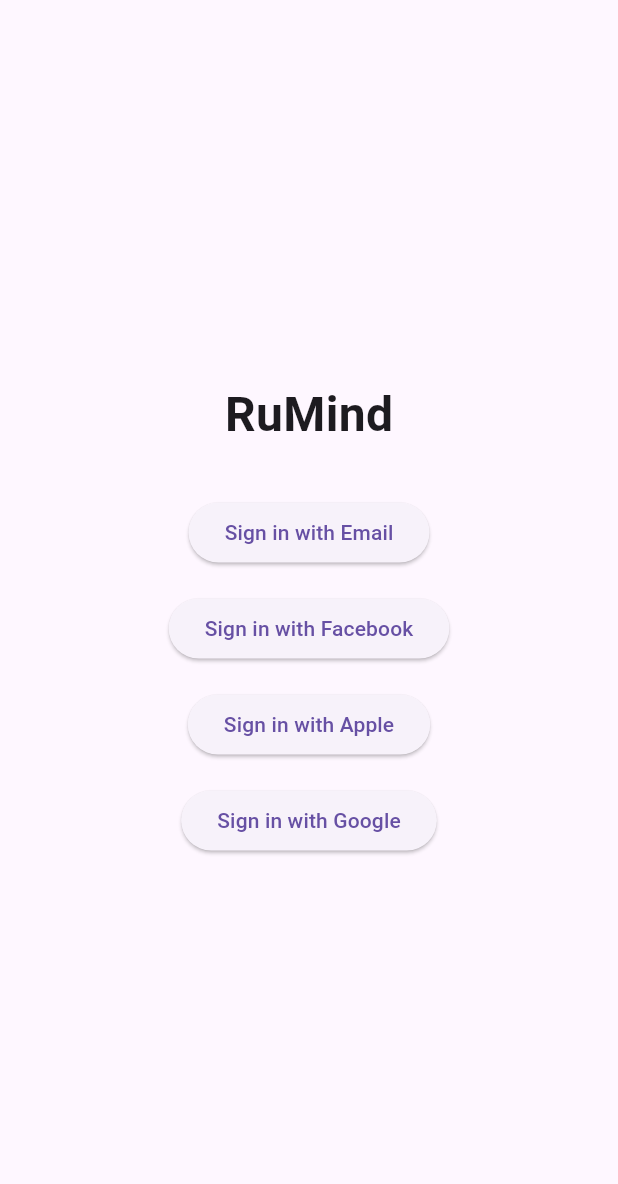
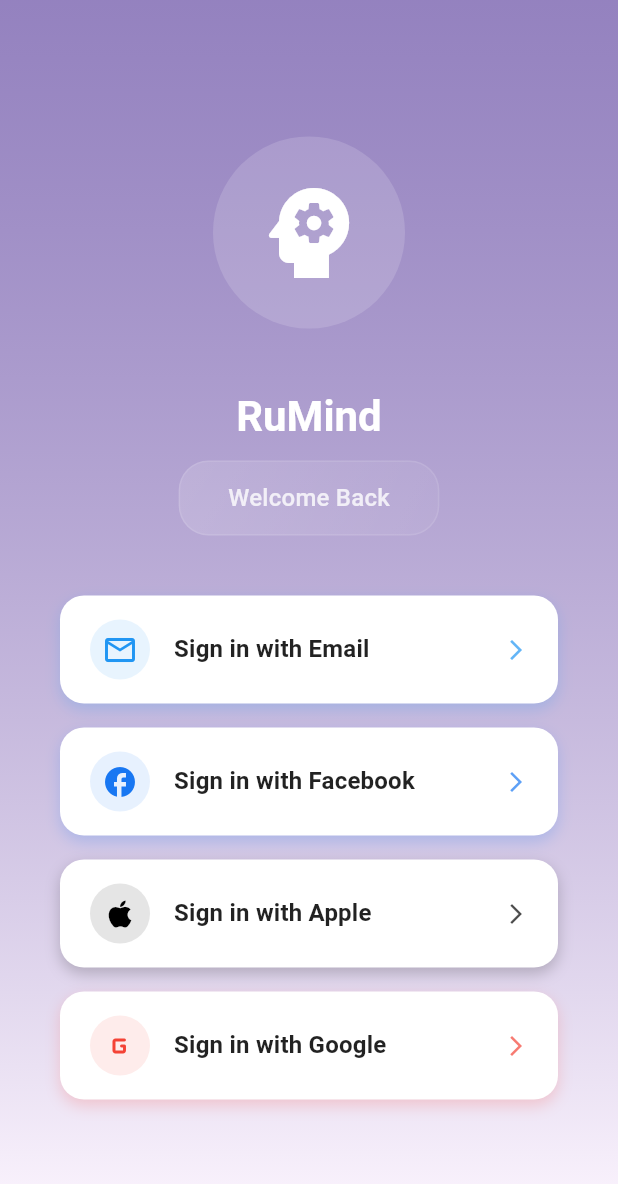
Before and after one commit to alokrpt/rumind, a Flutter app: the screen it shows after launch, on a phone screen of 412 x 824 dp. Shown: the top 1184 px of the screen. Run offline on Flutter 3.47's test engine with Material 3 defaults, Android fonts, the phone set to English and light mode, and no system bars; our stand-ins replace cloud_firestore, firebase_auth, firebase_core, fl_chart, google_generative_ai, google_sign_in and 3 more; missing offline and left inert: flutter_facebook_auth, flutter_sms_inbox; accounts and stored records are empty.

Commit message:
Enhance login screen with gradient background and multiple sign-in options

```diff
--- a/lib/screens/login_screen.dart
+++ b/lib/screens/login_screen.dart
@@ -9,21 +9,37 @@ class LoginScreen extends StatelessWidget {
   @override
   Widget build(BuildContext context) {
     final authService = context.read<AuthService>();
+    final theme = Theme.of(context);
 
     return Scaffold(
-      body: Center(
+      body: Container(
+        decoration: BoxDecoration(
+          gradient: LinearGradient(
+            begin: Alignment.topCenter,
+            end: Alignment.bottomCenter,
+            colors: [
+              theme.primaryColor.withOpacity(0.7),
+              theme.colorScheme.surface,
+            ],
+          ),
+        ),
+        child: SafeArea(
+          child: Center(
+            child: SingleChildScrollView(
+              child: Padding(
+                padding: const EdgeInsets.all(24.0),
                 child: Column(
                   mainAxisAlignment: MainAxisAlignment.center,
                   children: [
-            Text(
-              AppConstants.appName,
-              style: const TextStyle(
-                fontSize: 32,
-                fontWeight: FontWeight.bold,
-              ),
-            ),
-            const SizedBox(height: 32),
-            ElevatedButton(
+                    _buildAppLogo(context),
+                    const SizedBox(height: 40),
+                    _buildWelcomeText(context),
+                    const SizedBox(height: 40),
+                    _buildLoginButton(
+                      context,
+                      icon: Icons.email_outlined,
+                      text: 'Sign in with Email',
+                      color: Colors.blue,
                       onPressed: () async {
                         try {
                           await authService.signInWithEmailAndPassword('test@example.com', 'password123');
@@ -33,10 +49,13 @@ class LoginScreen extends StatelessWidget {
                           );
                         }
                       },
-              child: const Text('Sign in with Email'),
                     ),
                     const SizedBox(height: 16),
-            ElevatedButton(
+                    _buildLoginButton(
+                      context,
+                      icon: Icons.facebook,
+                      text: 'Sign in with Facebook',
+                      color: Color(0xFF1877F2),
                       onPressed: () async {
                         try {
                           await authService.signInWithFacebook();
@@ -46,10 +65,13 @@ class LoginScreen extends StatelessWidget {
                           );
                         }
                       },
-              child: const Text('Sign in with Facebook'),
                     ),
                     const SizedBox(height: 16),
-            ElevatedButton(
+                    _buildLoginButton(
+                      context,
+                      icon: Icons.apple,
+                      text: 'Sign in with Apple',
+                      color: Colors.black,
                       onPressed: () async {
                         try {
                           await authService.signInWithApple();
@@ -59,10 +81,13 @@ class LoginScreen extends StatelessWidget {
                           );
                         }
                       },
-              child: const Text('Sign in with Apple'),
                     ),
                     const SizedBox(height: 16),
-            ElevatedButton(
+                    _buildLoginButton(
+                      context,
+                      icon: Icons.g_mobiledata_rounded,
+                      text: 'Sign in with Google',
+                      color: Colors.red,
                       onPressed: () async {
                         try {
                           await authService.signInWithGoogle();
@@ -73,9 +98,131 @@ class LoginScreen extends StatelessWidget {
                           );
                         }
                       },
-              child: const Text('Sign in with Google'),
                     ),
                   ],
+                ),
+              ),
+            ),
+          ),
+        ),
+      ),
+    );
+  }
+
+  Widget _buildAppLogo(BuildContext context) {
+    return Container(
+      padding: const EdgeInsets.all(24),
+      decoration: BoxDecoration(
+        color: Colors.white.withOpacity(0.15),
+        shape: BoxShape.circle,
+      ),
+      child: Icon(
+        Icons.psychology,
+        color: Colors.white,
+        size: 80,
+      ),
+    );
+  }
+
+  Widget _buildWelcomeText(BuildContext context) {
+    final theme = Theme.of(context);
+    return Column(
+      children: [
+        Text(
+          AppConstants.appName,
+          style: theme.textTheme.headlineMedium?.copyWith(
+            fontWeight: FontWeight.bold,
+            color: Colors.white,
+          ),
+        ),
+        const SizedBox(height: 12),
+        Container(
+          padding: const EdgeInsets.symmetric(horizontal: 32, vertical: 12),
+          decoration: BoxDecoration(
+            gradient: LinearGradient(
+              begin: Alignment.topLeft,
+              end: Alignment.bottomRight,
+              colors: [
+                Colors.white.withOpacity(0.15),
+                Colors.white.withOpacity(0.05),
+              ],
+            ),
+            borderRadius: BorderRadius.circular(20),
+            border: Border.all(
+              color: Colors.white.withOpacity(0.1),
+              width: 1,
+            ),
+          ),
+          child: Text(
+            'Welcome Back',
+            style: theme.textTheme.titleMedium?.copyWith(
+              color: Colors.white.withOpacity(0.8),
+            ),
+          ),
+        ),
+      ],
+    );
+  }
+
+  Widget _buildLoginButton(
+    BuildContext context, {
+    required IconData icon,
+    required String text,
+    required Color color,
+    required VoidCallback onPressed,
+  }) {
+    return Container(
+      width: double.infinity,
+      margin: const EdgeInsets.symmetric(horizontal: 16),
+      decoration: BoxDecoration(
+        color: Colors.white,
+        borderRadius: BorderRadius.circular(16),
+        boxShadow: [
+          BoxShadow(
+            color: color.withOpacity(0.2),
+            blurRadius: 8,
+            offset: const Offset(0, 4),
+          ),
+        ],
+      ),
+      child: Material(
+        color: Colors.transparent,
+        child: InkWell(
+          onTap: onPressed,
+          borderRadius: BorderRadius.circular(16),
+          child: Padding(
+            padding: const EdgeInsets.symmetric(vertical: 16, horizontal: 20),
+            child: Row(
+              children: [
+                Container(
+                  padding: const EdgeInsets.all(8),
+                  decoration: BoxDecoration(
+                    color: color.withOpacity(0.1),
+                    shape: BoxShape.circle,
+                  ),
+                  child: Icon(
+                    icon,
+                    color: color,
+                    size: 24,
+                  ),
+                ),
+                const SizedBox(width: 16),
+                Text(
+                  text,
+                  style: Theme.of(context).textTheme.titleMedium?.copyWith(
+                        fontWeight: FontWeight.bold,
+                        color: Colors.black87,
+                      ),
+                ),
+                const Spacer(),
+                Icon(
+                  Icons.arrow_forward_ios,
+                  size: 16,
+                  color: color.withOpacity(0.7),
+                ),
+              ],
+            ),
+          ),
         ),
       ),
     );
```
Lines whose indentation alone changed are shown as unchanged.
